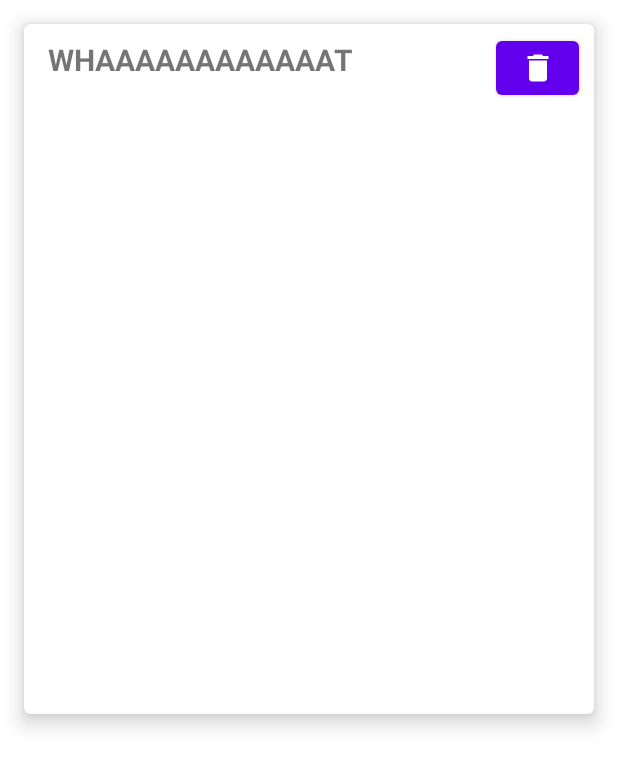
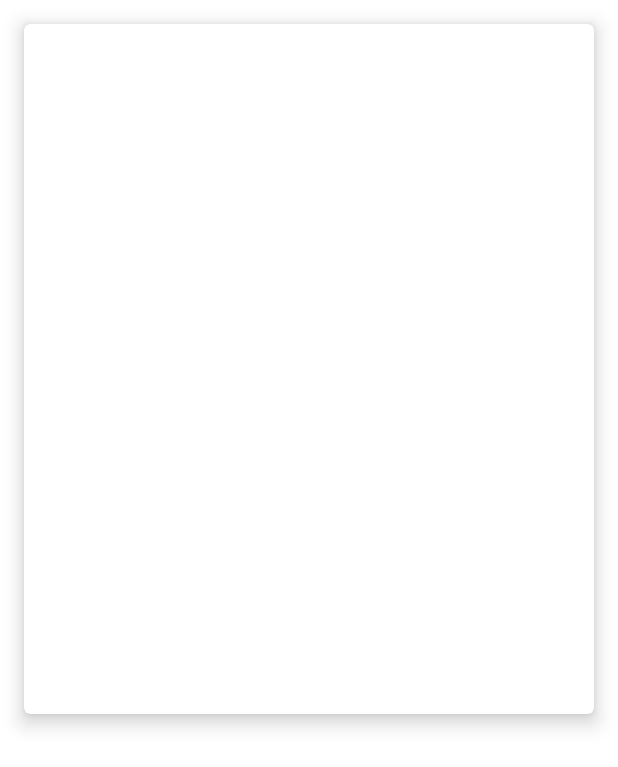
Before and after one commit to GadzoFilip/MemeApp, an Android app: the layout create_meme_item.xml on its own in the app's theme, with its tools: preview values and no code run, on a phone screen of 412 x 824 dp. Shown: the top 767 px of the screen. Run offline under Robolectric (Android 15) with nearby library versions, the phone set to English and light mode, and no system bars; network calls fail.

Commit message:
Final version 1.0

```diff
--- a/app/src/main/java/edu/rit/memeapp/data/local/CreateMemeDao.kt
+++ b/app/src/main/java/edu/rit/memeapp/data/local/CreateMemeDao.kt
@@ -14,7 +14,4 @@ interface CreateMemeDao {
     @Query("SELECT * FROM created_meme_table ORDER BY id ASC")
     fun readData(): LiveData<List<CreateMeme>>
 
-    @Delete
-    suspend fun deleteMeme(meme: CreateMeme)
-
 }
--- a/app/src/main/java/edu/rit/memeapp/data/local/CreatedMemeDatabase.kt
+++ b/app/src/main/java/edu/rit/memeapp/data/local/CreatedMemeDatabase.kt
@@ -4,9 +4,7 @@ import android.content.Context
 import androidx.room.Database
 import androidx.room.Room
 import androidx.room.RoomDatabase
-import androidx.room.TypeConverters
 import edu.rit.memeapp.data.model.CreateMeme
-import edu.rit.memeapp.util.Converters
 
 @Database(entities = [CreateMeme::class], version = 1, exportSchema = false)
 abstract class CreatedMemeDatabase: RoomDatabase() {
--- a/app/src/main/java/edu/rit/memeapp/data/repository/CreatedMemeRepository.kt
+++ b/app/src/main/java/edu/rit/memeapp/data/repository/CreatedMemeRepository.kt
@@ -12,7 +12,4 @@ class CreatedMemeRepository(private val createdMemeDao: CreateMemeDao) {
         createdMemeDao.addMeme(meme)
     }
 
-    suspend fun deleteMeme(meme: CreateMeme){
-        createdMemeDao.deleteMeme(meme)
-    }
 }
--- a/app/src/main/java/edu/rit/memeapp/ui/MemeAdapter.kt
+++ b/app/src/main/java/edu/rit/memeapp/ui/MemeAdapter.kt
@@ -5,7 +5,6 @@ import android.view.View
 import android.view.ViewGroup
 import androidx.recyclerview.widget.RecyclerView
 import edu.rit.memeapp.R
-import edu.rit.memeapp.data.model.Meme
 import edu.rit.memeapp.data.model.MemeInfo
 import edu.rit.memeapp.databinding.MemeItemBinding
 import edu.rit.memeapp.util.loadUrl
--- a/app/src/main/java/edu/rit/memeapp/ui/MemeListViewModel.kt
+++ b/app/src/main/java/edu/rit/memeapp/ui/MemeListViewModel.kt
@@ -3,7 +3,6 @@ package edu.rit.memeapp.ui
 import androidx.lifecycle.MutableLiveData
 import androidx.lifecycle.ViewModel
 import androidx.lifecycle.viewModelScope
-import edu.rit.memeapp.data.model.Meme
 import edu.rit.memeapp.data.model.MemeInfo
 import edu.rit.memeapp.data.repository.MemeRepository
 import kotlinx.coroutines.Dispatchers
@@ -18,7 +17,7 @@ class MemeListViewModel(
         getMemeData()
     }
 
-    fun getMemeData(){
+    private fun getMemeData(){
         viewModelScope.launch(Dispatchers.IO){
             val memes = repository.getMeme()
             memeData.postValue(memes.data)
--- a/app/src/main/java/edu/rit/memeapp/ui/create/MemeCreateListAdapter.kt
+++ b/app/src/main/java/edu/rit/memeapp/ui/create/MemeCreateListAdapter.kt
@@ -1,13 +1,11 @@
 package edu.rit.memeapp.ui.create
 
-import android.os.Bundle
 import android.view.LayoutInflater
 import android.view.View
 import android.view.ViewGroup
 import androidx.recyclerview.widget.RecyclerView
 import edu.rit.memeapp.R
 import edu.rit.memeapp.data.model.CreateMeme
-import edu.rit.memeapp.data.model.MemeInfo
 import edu.rit.memeapp.databinding.CreateMemeItemBinding
 
 class MemeCreateListAdapter: RecyclerView.Adapter<MemeCreateListAdapter.MemeViewHolder>() {
@@ -15,11 +13,13 @@ class MemeCreateListAdapter: RecyclerView.Adapter<MemeCreateListAdapter.MemeView
     private var createMemeList = emptyList<CreateMeme>()
 
     class MemeViewHolder(itemView: View): RecyclerView.ViewHolder(itemView) {
+
         private val binding = CreateMemeItemBinding.bind(itemView);
          fun bind(meme: CreateMeme){
              binding.tvName.text = meme.name
              binding.tvBottomText.text = meme.bottomText
              binding.tvTopText.text = meme.topText
+
          }
     }
 
@@ -40,4 +40,5 @@ class MemeCreateListAdapter: RecyclerView.Adapter<MemeCreateListAdapter.MemeView
         val data = createMemeList[position]
         holder.bind(data)
     }
+
 }
--- a/app/src/main/res/layout/create_meme_item.xml
+++ b/app/src/main/res/layout/create_meme_item.xml
@@ -15,19 +15,8 @@
         android:layout_height="wrap_content"
         android:layout_marginStart="16dp"
         android:layout_marginTop="10dp"
-        android:text="WHAAAAAAAAAAAAT"
         android:textSize="20sp"
         android:textStyle="bold" />
-
-        <Button
-            android:id="@+id/btn_delete"
-            android:layout_width="55dp"
-            android:layout_height="wrap_content"
-            android:layout_alignParentRight="true"
-            android:layout_marginTop="5dp"
-            android:layout_marginRight="10dp"
-            android:textAlignment="center"
-            app:icon="@drawable/ic_baseline_delete_24" />
     </RelativeLayout>
 
     <LinearLayout
```
Also changed, not shown: app/src/main/java/edu/rit/memeapp/ui/create/MemeCreateFragment.kt (+1 -14 lines), app/src/main/java/edu/rit/memeapp/ui/create/MemeCreateListFragment.kt (+2 -17 lines), app/src/main/java/edu/rit/memeapp/ui/create/MemeCreateViewModel.kt (+0 -7 lines), app/src/main/java/edu/rit/memeapp/util/Converters.kt (deleted, +0 -22 lines).
